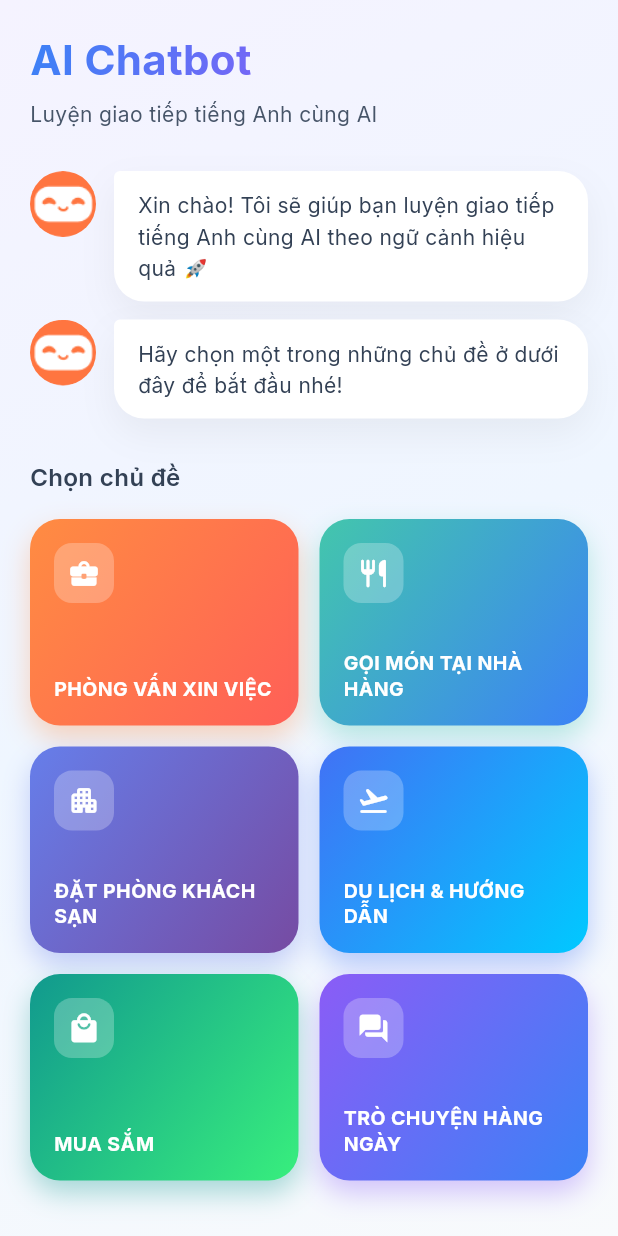
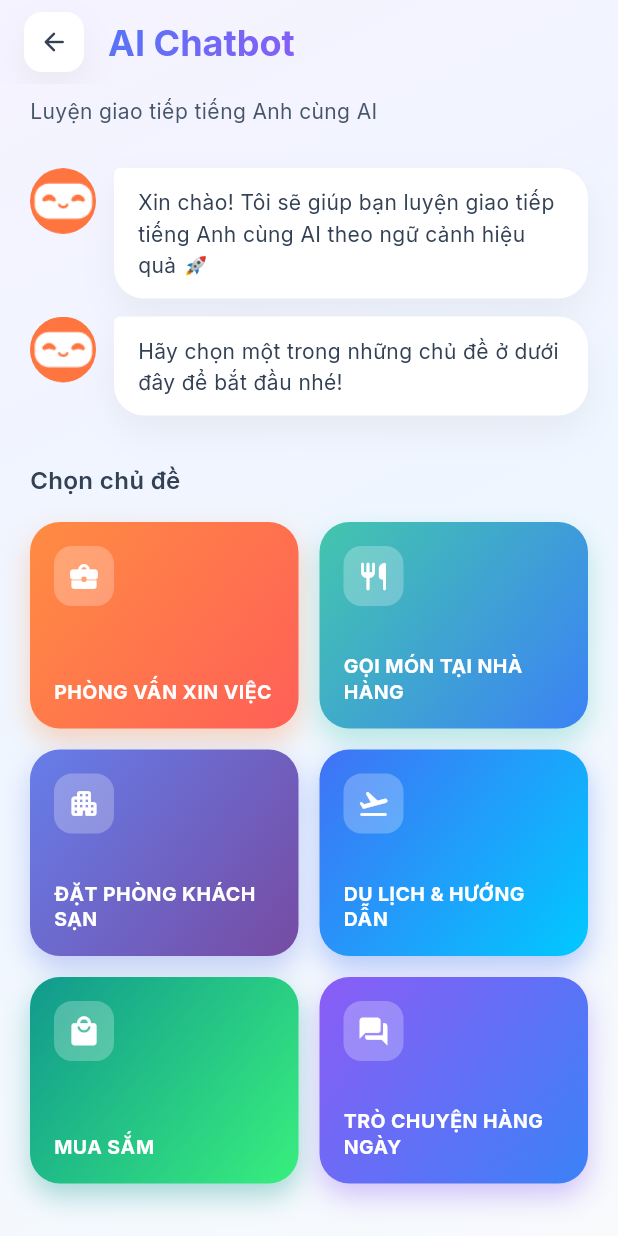
Before and after one commit to JetXikaQuynh/News2Learn, a Flutter app: the ChatbotTopicScreen screen opened directly, on a phone screen of 412 x 824 dp. Run offline on Flutter 3.47's test engine with Material 3 defaults, Android fonts, the phone set to English and light mode, and no system bars; our stand-ins replace audioplayers, firebase_auth, firebase_core, fl_chart, flutter_dotenv, flutter_tts and 4 more; missing offline and left inert: webfeed; accounts and stored records are empty.

Commit message:
update UX UI

```diff
--- a/lib/features/auth/screens/login_screen.dart
+++ b/lib/features/auth/screens/login_screen.dart
@@ -1,5 +1,5 @@
 import 'package:flutter/material.dart';
-
+import '../../../shared/theme/design_tokens.dart';
 import '../../articles/screens/article_list_screen.dart';
 import '../services/auth_service.dart';
 import '../widgets/auth_textfield.dart';
@@ -50,7 +50,7 @@ class _LoginScreenState extends State<LoginScreen> {
   @override
   Widget build(BuildContext context) {
     return Scaffold(
-      backgroundColor: Colors.transparent,
+      backgroundColor: Colors.white,
 
       body: SafeArea(
         child: SingleChildScrollView(
--- a/lib/features/auth/screens/register_screen.dart
+++ b/lib/features/auth/screens/register_screen.dart
@@ -109,7 +109,7 @@ class _RegisterScreenState extends State<RegisterScreen> {
   @override
   Widget build(BuildContext context) {
     return Scaffold(
-      backgroundColor: Colors.transparent,
+      backgroundColor: Colors.white,
 
       body: SafeArea(
         child: SingleChildScrollView(
--- a/lib/features/bookmark/screens/bookmark_screen.dart
+++ b/lib/features/bookmark/screens/bookmark_screen.dart
@@ -35,18 +35,8 @@ class BookmarkScreen extends StatelessWidget {
                 child: Column(
                   crossAxisAlignment: CrossAxisAlignment.start,
                   children: [
-                    // HEADER with back button
                     Row(
                       children: [
-                        IconButton(
-                          icon: const Icon(Icons.arrow_back, color: Colors.black87),
-                          onPressed: () {
-                            Navigator.pushReplacement(
-                              context,
-                              MaterialPageRoute(builder: (_) => const ArticleListScreen()),
-                            );
-                          },
-                        ),
                         const SizedBox(width: 6),
                         Expanded(
                           child: Text(
@@ -54,9 +44,15 @@ class BookmarkScreen extends StatelessWidget {
                             style: DesignTokens.headingStyle.copyWith(
                               fontSize: 28,
                               foreground: Paint()
-                                ..shader = DesignTokens.primaryAccentGradient.createShader(
-                                  const Rect.fromLTWH(0.0, 0.0, 300.0, 70.0),
-                                ),
+                                ..shader = DesignTokens.primaryAccentGradient
+                                    .createShader(
+                                      const Rect.fromLTWH(
+                                        0.0,
+                                        0.0,
+                                        300.0,
+                                        70.0,
+                                      ),
+                                    ),
                             ),
                           ),
                         ),
--- a/lib/features/chatbot/screens/chatbot_topic_screen.dart
+++ b/lib/features/chatbot/screens/chatbot_topic_screen.dart
@@ -1,6 +1,7 @@
 import 'package:flutter/material.dart';
 import 'chat_screen.dart';
 import '../../../shared/theme/design_tokens.dart';
+import '../../articles/screens/article_list_screen.dart';
 
 class ChatbotTopicScreen extends StatelessWidget {
   const ChatbotTopicScreen({super.key});
@@ -25,7 +26,6 @@ class ChatbotTopicScreen extends StatelessWidget {
       Icons.forum_rounded,
     ];
 
-    // Accent gradients per topic
     final List<List<Color>> gradients = [
       [const Color(0xFFFF8C42), const Color(0xFFFF5F57)],
       [const Color(0xFF43C6AC), const Color(0xFF3B82F6)],
@@ -41,23 +41,50 @@ class ChatbotTopicScreen extends StatelessWidget {
       ),
       child: Scaffold(
         backgroundColor: Colors.transparent,
+        // --- CHỈNH SỬA TẠI ĐÂY: Sử dụng AppBar để đồng bộ nút quay lại ---
+        appBar: AppBar(
+          backgroundColor: Colors.transparent,
+          elevation: 0,
+          leadingWidth: 56, // Đảm bảo khoảng cách leading chuẩn
+          leading: GestureDetector(
+            onTap: () {
+              Navigator.pushReplacement(
+                context,
+                MaterialPageRoute(builder: (_) => const ArticleListScreen()),
+              );
+            },
+            child: Container(
+              margin: const EdgeInsets.only(left: 16, top: 8, bottom: 8),
+              decoration: BoxDecoration(
+                color: Colors.white,
+                borderRadius: BorderRadius.circular(12),
+                boxShadow: DesignTokens.softShadow,
+              ),
+              child: const Icon(
+                Icons.arrow_back_rounded,
+                color: Color(0xFF334155),
+                size: 20,
+              ),
+            ),
+          ),
+          title: Text(
+            "AI Chatbot",
+            style: DesignTokens.headingStyle.copyWith(
+              fontSize: 24,
+              foreground: Paint()
+                ..shader = DesignTokens.primaryAccentGradient.createShader(
+                  const Rect.fromLTWH(0, 0, 200, 70),
+                ),
+            ),
+          ),
+          centerTitle: false,
+        ),
+        // -----------------------------------------------------------
         body: SafeArea(
           child: ListView(
-            padding: const EdgeInsets.all(20),
+            padding: const EdgeInsets.symmetric(horizontal: 20),
             children: [
-              // HEADER
-              Text(
-                "AI Chatbot",
-                style: DesignTokens.headingStyle.copyWith(
-                  fontSize: 28,
-                  foreground: Paint()
-                    ..shader =
-                        DesignTokens.primaryAccentGradient.createShader(
-                      const Rect.fromLTWH(0, 0, 200, 70),
-                    ),
-                ),
-              ),
-              const SizedBox(height: 6),
+              const SizedBox(height: 8),
               Text(
                 "Luyện giao tiếp tiếng Anh cùng AI",
                 style: DesignTokens.bodyStyle,
@@ -72,7 +99,7 @@ class ChatbotTopicScreen extends StatelessWidget {
               _buildBotIntroBubble(
                 'Hãy chọn một trong những chủ đề ở dưới đây để bắt đầu nhé!',
               ),
-              const SizedBox(height: 28),
+              const SizedBox(height: 32),
 
               // TOPIC GRID
               Text(
@@ -88,8 +115,7 @@ class ChatbotTopicScreen extends StatelessWidget {
                 shrinkWrap: true,
                 physics: const NeverScrollableScrollPhysics(),
                 itemCount: topics.length,
-                gridDelegate:
-                    const SliverGridDelegateWithFixedCrossAxisCount(
+                gridDelegate: const SliverGridDelegateWithFixedCrossAxisCount(
                   crossAxisCount: 2,
                   mainAxisSpacing: 14,
                   crossAxisSpacing: 14,
@@ -104,6 +130,7 @@ class ChatbotTopicScreen extends StatelessWidget {
                   );
                 },
               ),
+              const SizedBox(height: 20),
             ],
           ),
         ),
@@ -111,6 +138,7 @@ class ChatbotTopicScreen extends StatelessWidget {
     );
   }
 
+  // Các hàm _buildTopicCard và _buildBotIntroBubble giữ nguyên như cũ
   Widget _buildTopicCard(
     BuildContext context, {
     required String topic,
@@ -121,9 +149,7 @@ class ChatbotTopicScreen extends StatelessWidget {
       onTap: () {
         Navigator.push(
           context,
-          MaterialPageRoute(
-            builder: (_) => ChatScreen(topic: topic),
-          ),
+          MaterialPageRoute(builder: (_) => ChatScreen(topic: topic)),
         );
       },
       child: Container(
@@ -136,7 +162,7 @@ class ChatbotTopicScreen extends StatelessWidget {
           borderRadius: BorderRadius.circular(20),
           boxShadow: [
             BoxShadow(
-              color: gradientColors[0].withValues(alpha: 0.35),
+              color: gradientColors[0].withOpacity(0.35),
               blurRadius: 15,
               offset: const Offset(0, 8),
             ),
@@ -152,7 +178,7 @@ class ChatbotTopicScreen extends StatelessWidget {
                 width: 40,
                 height: 40,
                 decoration: BoxDecoration(
-                  color: Colors.white.withValues(alpha: 0.25),
+                  color: Colors.white.withOpacity(0.25),
                   borderRadius: BorderRadius.circular(12),
                 ),
                 child: Icon(icon, color: Colors.white, size: 22),
```
Also changed, not shown: lib/features/profile/screens/profile_screen.dart (+1 -12 lines), lib/services/ai_service.dart (+0 -84 lines).
